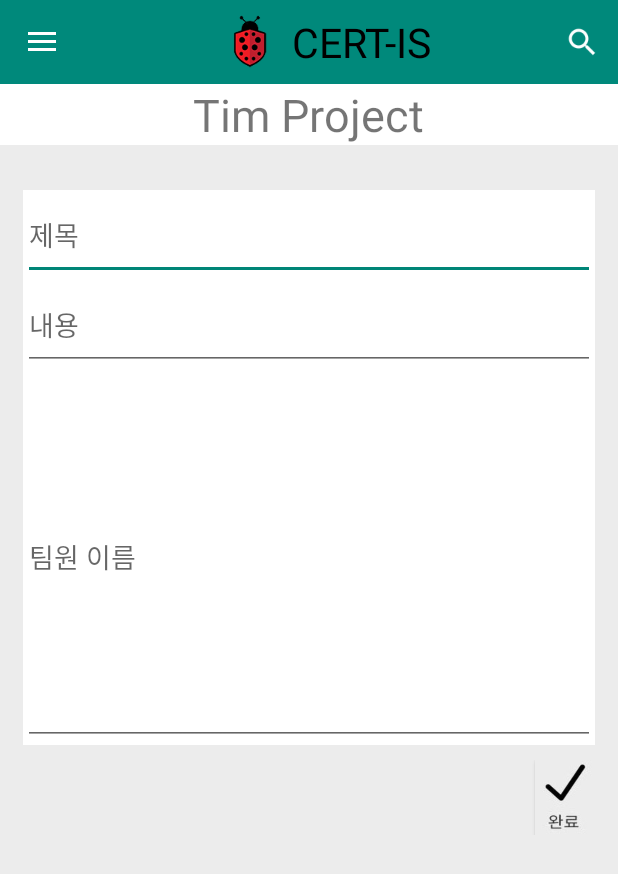
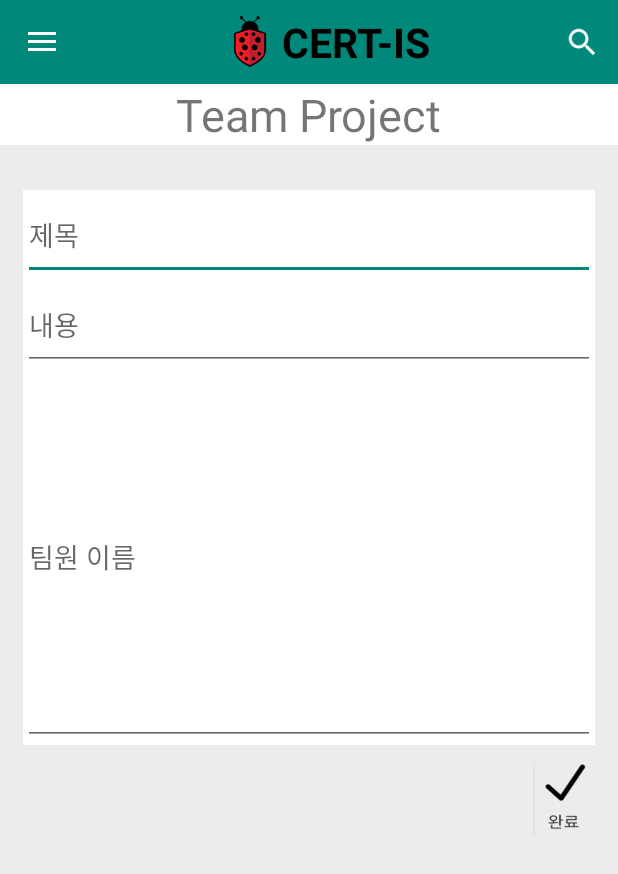
Before and after one commit to CERT-IS/Android-App, an Android app: the TeamWriteActivity screen opened directly, with no data from a screen before it, on a phone screen of 412 x 824 dp. Shown: the top 874 px of the screen. Run offline under Robolectric (Android 15) with nearby library versions, the phone set to English and light mode, and no system bars.

Commit message:
Update simply Certis App

```diff
--- a/Certis/app/src/main/res/layout/activity_teamproject.xml
+++ b/Certis/app/src/main/res/layout/activity_teamproject.xml
@@ -13,7 +13,7 @@
 
         <TextView
             android:id="@+id/TimTitleText"
-            android:text="Tim Project"
+            android:text="Team Project"
             android:textSize="30dp"
             android:layout_width="wrap_content"
             android:layout_height="wrap_content"
--- a/Certis/app/src/main/res/layout/activity_teamproject_write.xml
+++ b/Certis/app/src/main/res/layout/activity_teamproject_write.xml
@@ -14,7 +14,7 @@
 
         <TextView
             android:id="@+id/LinkTitleText"
-            android:text="Tim Project"
+            android:text="Team Project"
             android:textSize="30dp"
             android:layout_width="wrap_content"
             android:layout_height="wrap_content" />
--- a/Certis/app/src/main/res/layout/navigation_header.xml
+++ b/Certis/app/src/main/res/layout/navigation_header.xml
@@ -15,7 +15,7 @@
         <ImageView
             android:layout_width="96dp"
             android:layout_height="96dp"
-            android:src="@drawable/loginlogo2"/>
+            android:src="@drawable/loginlogo"/>
 
         <TextView
             android:layout_width="wrap_content"
--- a/Certis/app/src/main/res/layout/toolbar.xml
+++ b/Certis/app/src/main/res/layout/toolbar.xml
@@ -30,9 +30,10 @@
             <TextView
                 android:layout_width="wrap_content"
                 android:layout_height="wrap_content"
-                android:layout_marginLeft="10dp"
+                android:layout_marginLeft="3dp"
                 android:textColor="@color/colorTitle"
                 android:textSize="27sp"
+                android:textStyle="bold"
                 android:text="@string/toolbar_title"
                 android:id="@+id/toolbar_title"/>
         </LinearLayout>
```
